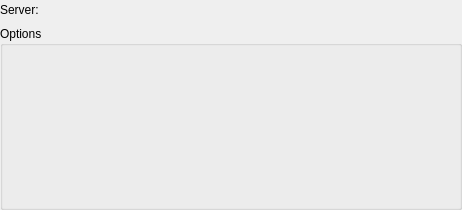
Above: libs/libgui/ui/dbobjects/usermappingwidget.ui from pgmodeler/pgmodeler before the change. Below: the same form after it.
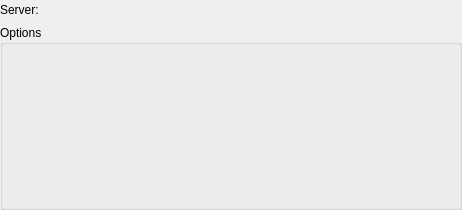
That is the form after the change.

Commit message: Adjusted the layout spacing/margins in ui/dbobjects/*

The edit to the form file:
```diff
--- a/libs/libgui/ui/dbobjects/usermappingwidget.ui
+++ b/libs/libgui/ui/dbobjects/usermappingwidget.ui
@@ -29,6 +29,9 @@
    <property name="bottomMargin">
     <number>0</number>
    </property>
+   <property name="spacing">
+    <number>5</number>
+   </property>
    <item row="0" column="0">
     <widget class="QLabel" name="server_lbl">
      <property name="sizePolicy">
```
The commit also changes 53 other files.
